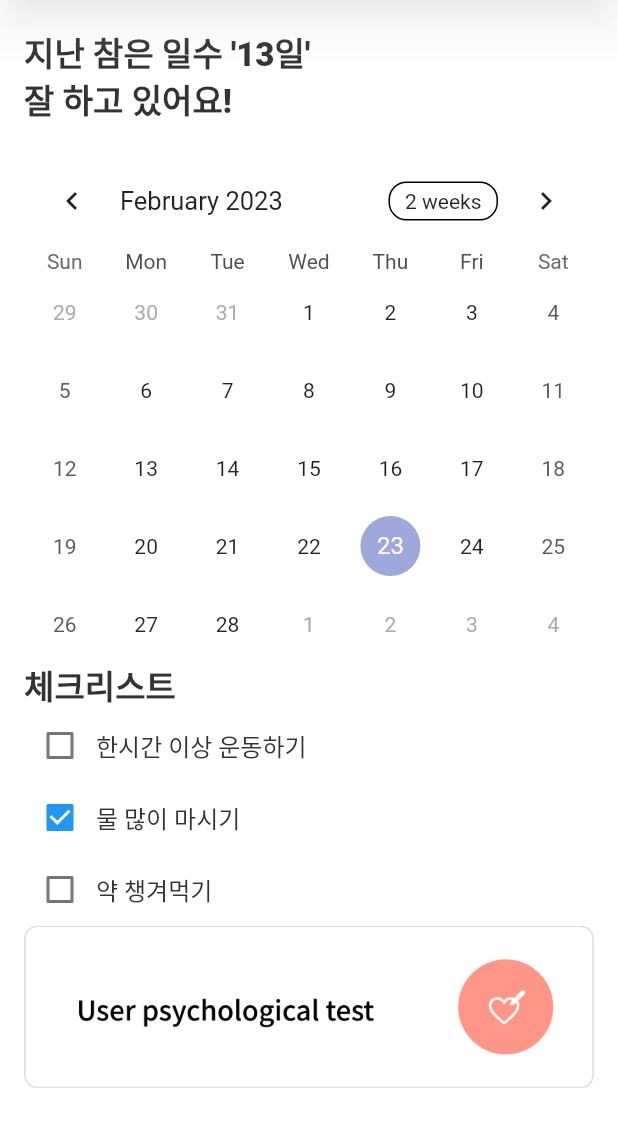
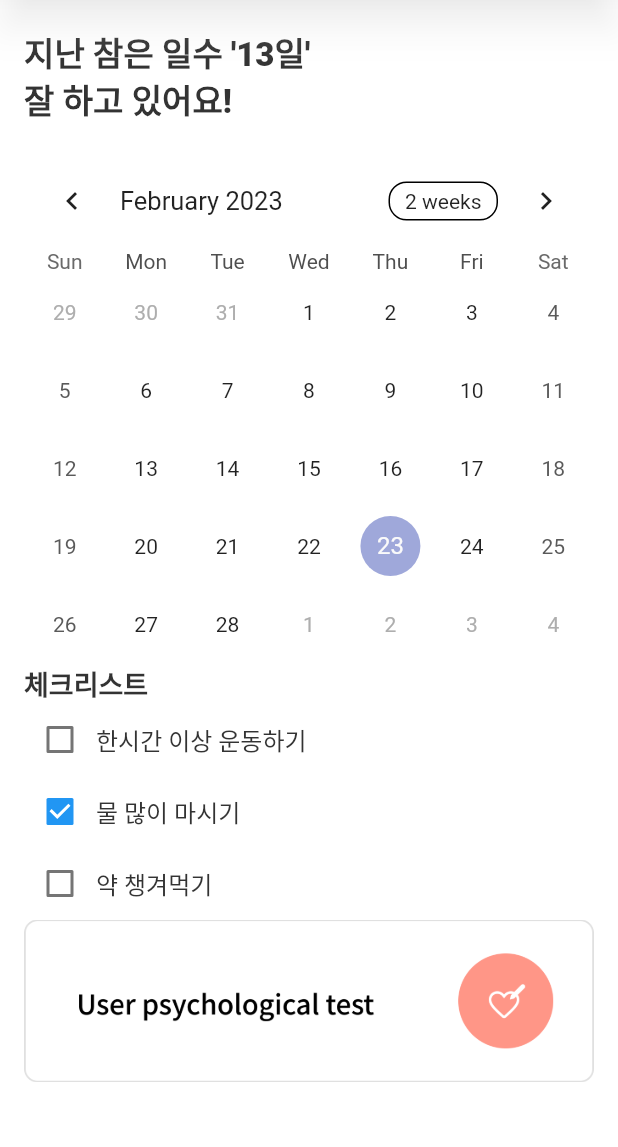
Before and after one commit to 2023-GSC-Diviction/Diviction-User, a Flutter app: the HomeSceen screen opened directly, on a phone screen of 412 x 824 dp, the part 84-1231 px from its top. Run offline on Flutter 3.47's test engine with Material 2 defaults, Android fonts, the light colour scheme and no system bars; drawn by our look-alikes of table_calendar; our stand-ins replace dio, flutter_riverpod, shared_preferences; accounts and stored records are empty.

Commit message:
style: 위젯 스타일 파일 위치 변경

```diff
--- a/lib/widget/style.dart
+++ b/lib/config/style.dart
@@ -1,5 +1,3 @@
-import 'dart:ui';
-
 import 'package:flutter/material.dart';
 
 extension TextStyles on TextTheme {
@@ -24,6 +22,6 @@ extension TextStyles on TextTheme {
       color: Color.fromRGBO(82, 82, 82, 0.644));
 }
 
-class ColorStyles {
-  Color get mainTextColor => const Color.fromRGBO(51, 51, 51, 1);
+class Palette {
+  static const Color mainTextColor = Color.fromRGBO(51, 51, 51, 1);
 }
--- a/lib/screen/counselor_requested_screen.dart
+++ b/lib/screen/counselor_requested_screen.dart
@@ -1,4 +1,4 @@
-import 'package:diviction_user/widget/style.dart';
+import 'package:diviction_user/config/style.dart';
 import 'package:flutter/material.dart';
 import 'package:flutter/src/widgets/framework.dart';
 import 'package:flutter/src/widgets/placeholder.dart';
--- a/lib/screen/counselor_screen.dart
+++ b/lib/screen/counselor_screen.dart
@@ -1,5 +1,6 @@
+import 'package:diviction_user/config/style.dart';
 import 'package:diviction_user/screen/counselor_requested_screen.dart';
-import 'package:diviction_user/widget/style.dart';
+
 import 'package:flutter/material.dart';
 import 'package:flutter/src/widgets/framework.dart';
 import 'package:flutter/src/widgets/placeholder.dart';
--- a/lib/screen/day_check_screen.dart
+++ b/lib/screen/day_check_screen.dart
@@ -1,4 +1,4 @@
-import 'package:diviction_user/widget/style.dart';
+import 'package:diviction_user/config/style.dart';
 import 'package:flutter/material.dart';
 import 'package:flutter/src/widgets/framework.dart';
 import 'package:flutter/src/widgets/placeholder.dart';
--- a/lib/screen/home_screen.dart
+++ b/lib/screen/home_screen.dart
@@ -1,4 +1,4 @@
-import 'package:diviction_user/widget/style.dart';
+import 'package:diviction_user/config/style.dart';
 import 'package:flutter/material.dart';
 import 'package:table_calendar/table_calendar.dart';
 
@@ -12,7 +12,6 @@ class HomeSceen extends StatefulWidget {
 }
 
 class _HomeSceenState extends State<HomeSceen> {
-  ColorStyles _colorStyles = ColorStyles();
   @override
   Widget build(BuildContext context) {
     return Scaffold(
@@ -65,7 +64,7 @@ class _HomeSceenState extends State<HomeSceen> {
     return Column(
       crossAxisAlignment: CrossAxisAlignment.start,
       children: [
-        Text('체크리스트', style: Theme.of(context).textTheme.titleTextStyle),
+        Text('체크리스트', style: Theme.of(context).textTheme.mainTextStyle),
         ListView.builder(
             shrinkWrap: true,
             itemCount: list.length,
@@ -79,7 +78,7 @@ class _HomeSceenState extends State<HomeSceen> {
                       }),
                   Text(list[index],
                       style: TextStyle(
-                          fontSize: 16, color: _colorStyles.mainTextColor)),
+                          fontSize: 16, color: Palette.mainTextColor)),
                 ],
               );
             })
```
Also changed, not shown: 1 other file.
